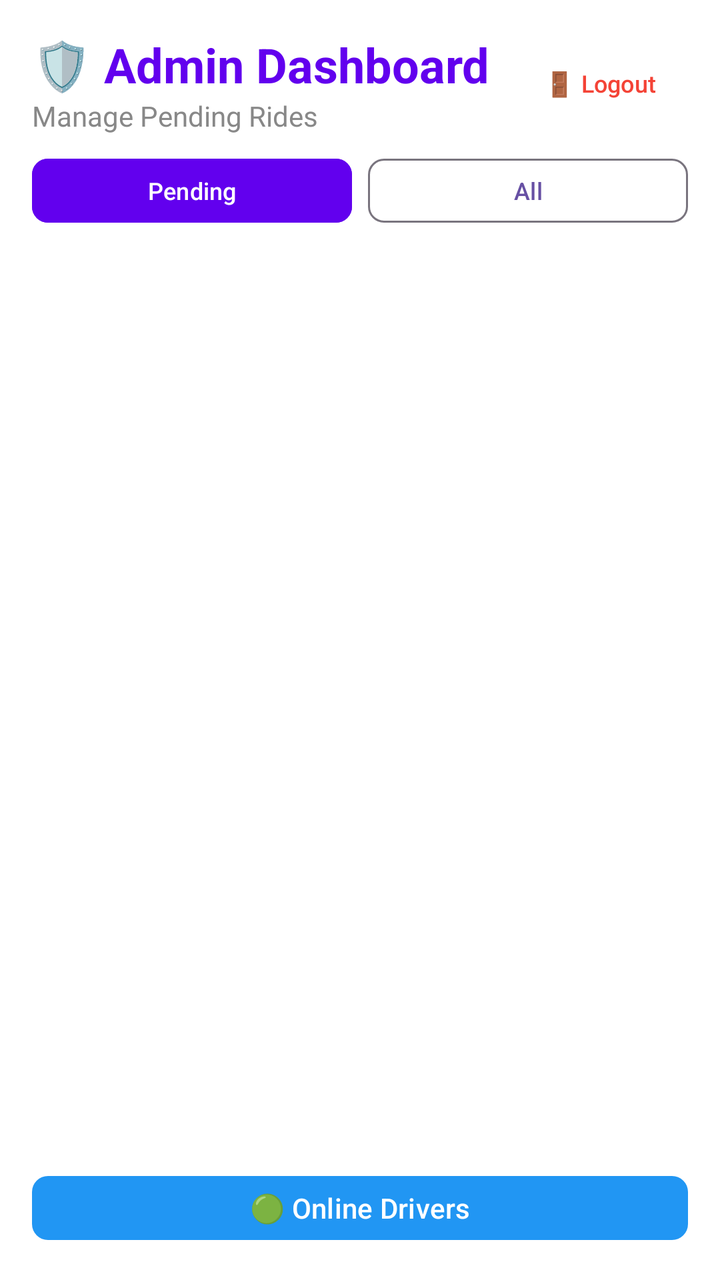
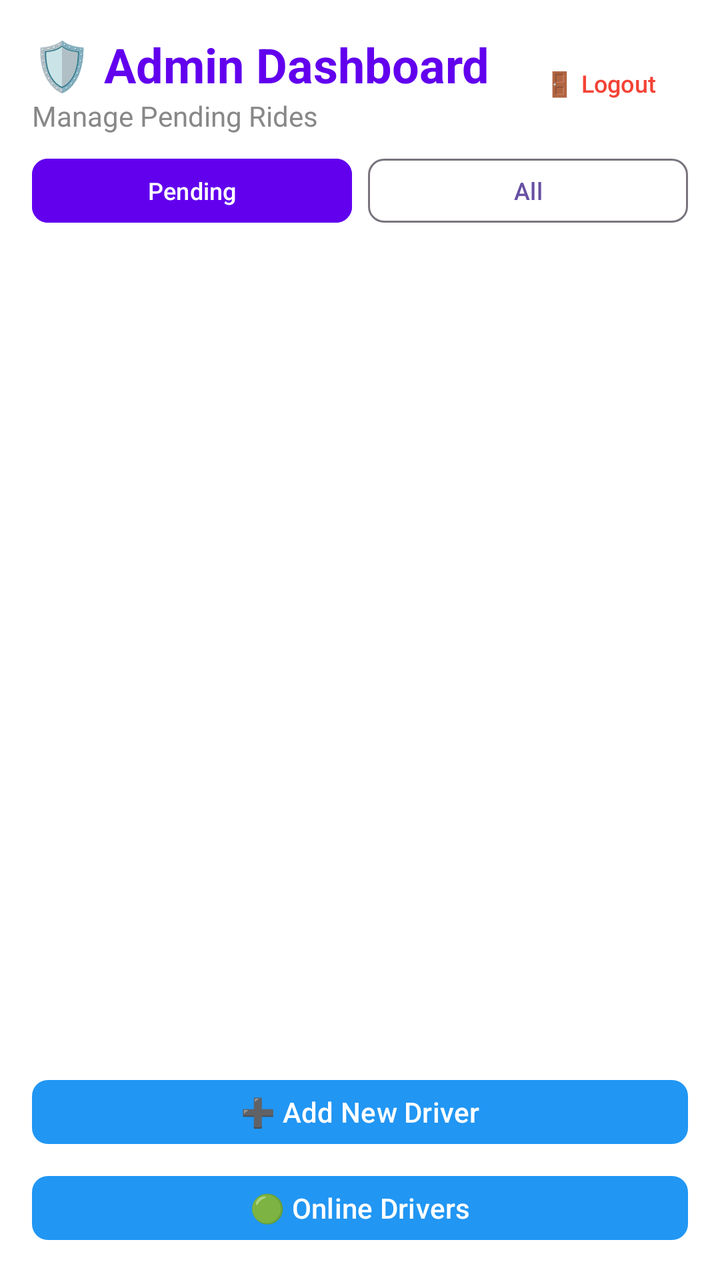

Two renders of the same Android screen: before a commit and after it. Below are the layout's source before the change and the commit's diff.
<!-- AndroidManifest.xml: application theme Theme.KakarwaiRider -->
<!-- res/layout/fragment_admin.xml -->
<?xml version="1.0" encoding="utf-8"?>
<LinearLayout xmlns:android="http://schemas.android.com/apk/res/android"
    xmlns:app="http://schemas.android.com/apk/res-auto"
    android:layout_width="match_parent"
    android:layout_height="match_parent"
    android:orientation="vertical"
    android:background="@color/white"
    android:padding="16dp">

    
    <LinearLayout
        android:layout_width="match_parent"
        android:layout_height="wrap_content"
        android:orientation="horizontal"
        android:gravity="center_vertical">

        <LinearLayout
            android:layout_width="0dp"
            android:layout_height="wrap_content"
            android:layout_weight="1"
            android:orientation="vertical">

            <TextView
                android:layout_width="wrap_content"
                android:layout_height="wrap_content"
                android:text="🛡️ Admin Dashboard"
                android:textSize="24sp"
                android:textStyle="bold"
                android:textColor="@color/primary" />

            <TextView
                android:layout_width="wrap_content"
                android:layout_height="wrap_content"
                android:text="Manage Pending Rides"
                android:textSize="14sp"
                android:textColor="@color/grey" />

        </LinearLayout>

        
        <com.google.android.material.button.MaterialButton
            android:id="@+id/btnLogout"
            android:layout_width="wrap_content"
            android:layout_height="wrap_content"
            android:text="🚪 Logout"
            style="@style/Widget.Material3.Button.TextButton"
            android:textColor="@color/red"
            android:textSize="12sp" />

    </LinearLayout>

    
    <LinearLayout
        android:layout_width="match_parent"
        android:layout_height="wrap_content"
        android:orientation="horizontal"
        android:layout_marginTop="8dp"
        android:layout_marginBottom="16dp">

        <com.google.android.material.button.MaterialButton
            android:id="@+id/btnPending"
            android:layout_width="0dp"
            android:layout_height="40dp"
            android:layout_weight="1"
            android:layout_marginEnd="4dp"
            android:text="Pending"
            app:cornerRadius="8dp"
            android:textSize="12sp"
            android:backgroundTint="@color/primary" />

        <com.google.android.material.button.MaterialButton
            android:id="@+id/btnAll"
            android:layout_width="0dp"
            android:layout_height="40dp"
            android:layout_weight="1"
            android:layout_marginStart="4dp"
            android:text="All"
            app:cornerRadius="8dp"
            android:textSize="12sp"
            style="@style/Widget.Material3.Button.OutlinedButton" />

    </LinearLayout>

    
    <androidx.recyclerview.widget.RecyclerView
        android:id="@+id/recyclerView"
        android:layout_width="match_parent"
        android:layout_height="0dp"
        android:layout_weight="1" />

    
    <TextView
        android:id="@+id/tvEmpty"
        android:layout_width="match_parent"
        android:layout_height="match_parent"
        android:text="No rides found"
        android:textSize="16sp"
        android:textColor="@color/grey"
        android:gravity="center"
        android:visibility="gone" />
    
    <com.google.android.material.button.MaterialButton
        android:id="@+id/btnOnlineDrivers"
        android:layout_width="match_parent"
        android:layout_height="40dp"
        android:layout_marginTop="8dp"
        android:text="🟢 Online Drivers"
        app:cornerRadius="8dp"
        android:textSize="14sp"
        app:backgroundTint="@color/blue" />

</LinearLayout>
<!-- resources referenced by this layout -->
<resources>
  <color name="blue">#2196F3</color>
  <color name="grey">#888888</color>
  <color name="primary">@color/purple_500</color>
  <color name="red">#F44336</color>
  <color name="white">#FFFFFFFF</color>
  <style name="Theme.KakarwaiRider" parent="Base.Theme.KakarwaiRider" />
  <color name="purple_500">#FF6200EE</color>
  <style name="Base.Theme.KakarwaiRider" parent="Theme.Material3.DayNight.NoActionBar">
          
          
      </style>
</resources>

<!-- the commit's change to res/layout/fragment_admin.xml (unified diff, before → after) -->
@@ -98,6 +98,15 @@
         android:textColor="@color/grey"
         android:gravity="center"
         android:visibility="gone" />
+    <com.google.android.material.button.MaterialButton
+        android:id="@+id/btnAddDriver"
+        android:layout_width="match_parent"
+        android:layout_height="40dp"
+        android:text="➕ Add New Driver"
+        app:cornerRadius="8dp"
+        android:textSize="14sp"
+        android:layout_marginTop="4dp"
+        app:backgroundTint="@color/blue" />
     
     <com.google.android.material.button.MaterialButton
         android:id="@+id/btnOnlineDrivers"
